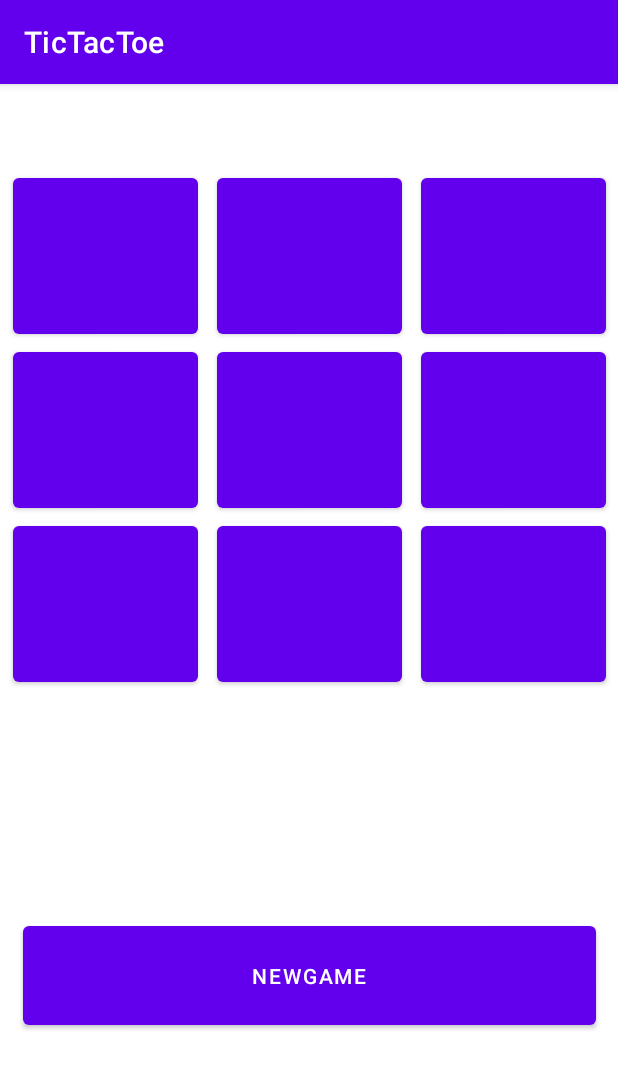
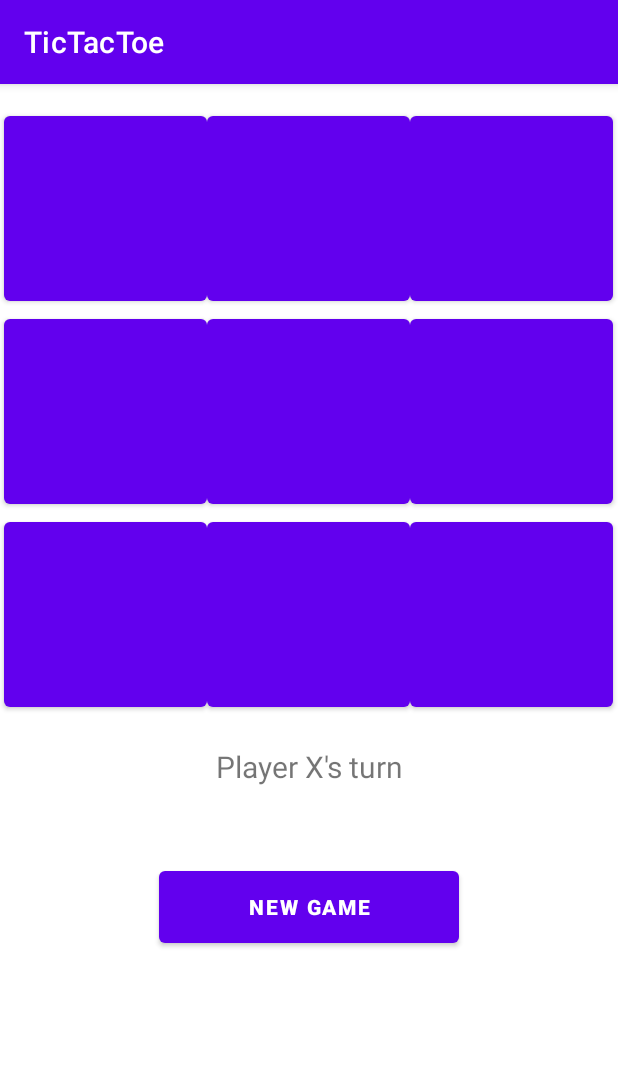
Before and after one commit to Amoonguss-0/TicTacToe, an Android app: the screen it shows after launch (MainActivity), on a phone screen of 412 x 824 dp. Shown: the top 1069 px of the screen. Run offline under Robolectric (Android 15) with nearby library versions, the phone set to English and light mode, and no system bars.

Commit message:
Changed Layout and have everything lined up now

```diff
--- a/app/src/main/res/layout/activity_main.xml
+++ b/app/src/main/res/layout/activity_main.xml
@@ -7,145 +7,120 @@
     tools:context=".MainActivity">
 
     <Button
-        android:id="@+id/button5"
-        android:layout_width="123dp"
-        android:layout_height="116dp"
-        android:layout_marginStart="5dp"
-        android:layout_marginEnd="5dp"
-        app:layout_constraintBottom_toTopOf="@+id/button2"
-        app:layout_constraintEnd_toStartOf="@+id/button4"
-        app:layout_constraintStart_toEndOf="@+id/button6"
-        app:layout_constraintTop_toBottomOf="@+id/button8"
-        tools:ignore="SpeakableTextPresentCheck" />
+        android:id="@+id/btn_0"
+        android:layout_width="135dp"
+        android:layout_height="135dp"
+        android:textSize="60sp"
+        android:textStyle="bold"
+        app:layout_constraintTop_toTopOf="parent"
+        app:layout_constraintLeft_toLeftOf="parent"
+        android:layout_marginLeft="2.5dp"
+        android:layout_marginTop="15dp"
+        />
+
 
     <Button
-        android:id="@+id/button8"
-        android:layout_width="123dp"
-        android:layout_height="116dp"
-        android:layout_marginStart="5dp"
-        android:layout_marginTop="60dp"
-        android:layout_marginEnd="5dp"
-        app:layout_constraintBottom_toTopOf="@+id/button5"
-        app:layout_constraintEnd_toStartOf="@+id/button"
-        app:layout_constraintStart_toEndOf="@+id/button7"
-        app:layout_constraintTop_toTopOf="parent"
-        app:layout_constraintVertical_bias="0.0"
-        tools:ignore="SpeakableTextPresentCheck" />
+        android:id="@+id/btn_1"
+        android:layout_width="135dp"
+        android:layout_height="135dp"
+        android:textSize="60sp"
+        android:textStyle="bold"
+        app:layout_constraintLeft_toRightOf="@+id/btn_0"
+        app:layout_constraintTop_toTopOf="@+id/btn_0"
+        />
+    <Button
+        android:id="@+id/btn_2"
+        android:layout_width="135dp"
+        android:layout_height="135dp"
+        android:textSize="60sp"
+        android:textStyle="bold"
+        app:layout_constraintLeft_toRightOf="@+id/btn_1"
+        app:layout_constraintTop_toTopOf="@+id/btn_1"
+        />
+    <Button
+        android:id="@+id/btn_3"
+        android:layout_width="135dp"
+        android:layout_height="135dp"
+        android:textSize="60sp"
+        android:textStyle="bold"
+        app:layout_constraintLeft_toLeftOf="@+id/btn_0"
+        app:layout_constraintTop_toBottomOf="@+id/btn_0"
+        />
 
     <Button
-        android:id="@+id/button7"
-        android:layout_width="123dp"
-        android:layout_height="116dp"
-        android:layout_marginStart="14dp"
-        android:layout_marginTop="60dp"
-        android:layout_marginEnd="7dp"
-        app:layout_constraintBottom_toTopOf="@+id/button6"
-        app:layout_constraintEnd_toStartOf="@+id/button8"
-        app:layout_constraintStart_toStartOf="parent"
-        app:layout_constraintTop_toTopOf="parent"
-        app:layout_constraintVertical_bias="0.0"
-        tools:ignore="SpeakableTextPresentCheck" />
+        android:id="@+id/btn_4"
+        android:layout_width="135dp"
+        android:layout_height="135dp"
+        android:textSize="60sp"
+        android:textStyle="bold"
+        app:layout_constraintLeft_toLeftOf="@+id/btn_1"
+        app:layout_constraintTop_toBottomOf="@+id/btn_1"
+        />
 
     <Button
-        android:id="@+id/button"
-        android:layout_width="123dp"
-        android:layout_height="116dp"
-        android:layout_marginStart="7dp"
-        android:layout_marginTop="60dp"
-        android:layout_marginEnd="14dp"
-        app:layout_constraintBottom_toTopOf="@+id/button4"
-        app:layout_constraintEnd_toEndOf="parent"
-        app:layout_constraintStart_toEndOf="@+id/button8"
-        app:layout_constraintTop_toTopOf="parent"
-        app:layout_constraintVertical_bias="0.0"
-        tools:ignore="SpeakableTextPresentCheck" />
+        android:id="@+id/btn_5"
+        android:layout_width="135dp"
+        android:layout_height="135dp"
+        android:textSize="60sp"
+        android:textStyle="bold"
+        app:layout_constraintLeft_toLeftOf="@+id/btn_2"
+        app:layout_constraintTop_toBottomOf="@+id/btn_2"
+        />
 
     <Button
-        android:id="@+id/button4"
-        android:layout_width="123dp"
-        android:layout_height="116dp"
-        android:layout_marginStart="7dp"
-        android:layout_marginEnd="14dp"
-        app:layout_constraintBottom_toTopOf="@+id/button9"
-        app:layout_constraintEnd_toEndOf="parent"
-        app:layout_constraintStart_toEndOf="@+id/button5"
-        app:layout_constraintTop_toBottomOf="@+id/button"
-        tools:ignore="SpeakableTextPresentCheck" />
+        android:id="@+id/btn_6"
+        android:layout_width="135dp"
+        android:layout_height="135dp"
+        android:textSize="60sp"
+        android:textStyle="bold"
+        app:layout_constraintLeft_toLeftOf="@+id/btn_3"
+        app:layout_constraintTop_toBottomOf="@+id/btn_3"
+        />
 
     <Button
-        android:id="@+id/button2"
-        android:layout_width="123dp"
-        android:layout_height="116dp"
-        android:layout_marginStart="5dp"
-        android:layout_marginEnd="5dp"
-        android:layout_marginBottom="367dp"
-        app:layout_constraintBottom_toBottomOf="parent"
-        app:layout_constraintEnd_toStartOf="@+id/button9"
-        app:layout_constraintStart_toEndOf="@+id/button3"
-        app:layout_constraintTop_toBottomOf="@+id/button5"
-        tools:ignore="SpeakableTextPresentCheck" />
+        android:id="@+id/btn_7"
+        android:layout_width="135dp"
+        android:layout_height="135dp"
+        android:textSize="60sp"
+        android:textStyle="bold"
+        app:layout_constraintLeft_toLeftOf="@+id/btn_4"
+        app:layout_constraintTop_toBottomOf="@+id/btn_4"
+        />
 
     <Button
-        android:id="@+id/button3"
-        android:layout_width="123dp"
-        android:layout_height="116dp"
-        android:layout_marginStart="14dp"
-        android:layout_marginEnd="7dp"
-        android:layout_marginBottom="367dp"
-        app:layout_constraintBottom_toBottomOf="parent"
-        app:layout_constraintEnd_toStartOf="@+id/button2"
-        app:layout_constraintStart_toStartOf="parent"
-        app:layout_constraintTop_toBottomOf="@+id/button6"
-        tools:ignore="SpeakableTextPresentCheck" />
+        android:id="@+id/btn_8"
+        android:layout_width="135dp"
+        android:layout_height="135dp"
+        android:textSize="60sp"
+        android:textStyle="bold"
+        app:layout_constraintLeft_toLeftOf="@+id/btn_5"
+        app:layout_constraintTop_toBottomOf="@+id/btn_5"
+        />
+
+    <TextView
+        android:id="@+id/player"
+        android:layout_width="match_parent"
+        android:layout_height="wrap_content"
+        android:textSize="20sp"
+        android:text="Player X's turn"
+        android:textAlignment="center"
+        android:layout_marginTop="20dp"
+        app:layout_constraintTop_toBottomOf="@+id/btn_6"
+        app:layout_constraintLeft_toLeftOf="parent"
+        app:layout_constraintRight_toRightOf="parent"
+        />
+
+
 
     <Button
-        android:id="@+id/button9"
-        android:layout_width="123dp"
-        android:layout_height="116dp"
-        android:layout_marginStart="7dp"
-        android:layout_marginEnd="14dp"
-        android:layout_marginBottom="367dp"
-        app:layout_constraintBottom_toBottomOf="parent"
-        app:layout_constraintEnd_toEndOf="parent"
-        app:layout_constraintStart_toEndOf="@+id/button2"
-        app:layout_constraintTop_toBottomOf="@+id/button4"
-        tools:ignore="SpeakableTextPresentCheck" />
-
-    <Button
-        android:id="@+id/button6"
-        android:layout_width="123dp"
-        android:layout_height="116dp"
-        android:layout_marginStart="14dp"
-        android:layout_marginEnd="7dp"
-        app:layout_constraintBottom_toTopOf="@+id/button3"
-        app:layout_constraintEnd_toStartOf="@+id/button5"
-        app:layout_constraintStart_toStartOf="parent"
-        app:layout_constraintTop_toBottomOf="@+id/button7"
-        tools:ignore="SpeakableTextPresentCheck" />
-
-    <TextView
-        android:id="@+id/textView"
-        android:layout_width="235dp"
-        android:layout_height="103dp"
-        android:layout_marginStart="83dp"
-        android:layout_marginEnd="93dp"
-        app:layout_constraintBottom_toTopOf="@+id/button10"
-        app:layout_constraintEnd_toEndOf="parent"
-        app:layout_constraintStart_toStartOf="parent"
-        app:layout_constraintTop_toBottomOf="@+id/button2" />
-
-    <Button
-        android:id="@+id/button10"
-        android:layout_width="382dp"
-        android:layout_height="78dp"
-        android:layout_marginStart="12dp"
-        android:layout_marginEnd="12dp"
-        android:layout_marginBottom="111dp"
-        android:text="newGame"
-        app:layout_constraintBottom_toBottomOf="parent"
-        app:layout_constraintEnd_toEndOf="parent"
-        app:layout_constraintStart_toStartOf="parent"
-        app:layout_constraintTop_toBottomOf="@+id/textView"
-        tools:text="New Game" />
-
+        android:id="@+id/newGame"
+        android:layout_width="200dp"
+        android:layout_height="60dp"
+        android:text="New Game"
+        android:textStyle="bold"
+        android:layout_marginTop="50dp"
+        app:layout_constraintTop_toBottomOf="@+id/player"
+        app:layout_constraintLeft_toLeftOf="parent"
+        app:layout_constraintRight_toRightOf="parent"
+        />
 </androidx.constraintlayout.widget.ConstraintLayout>
```
